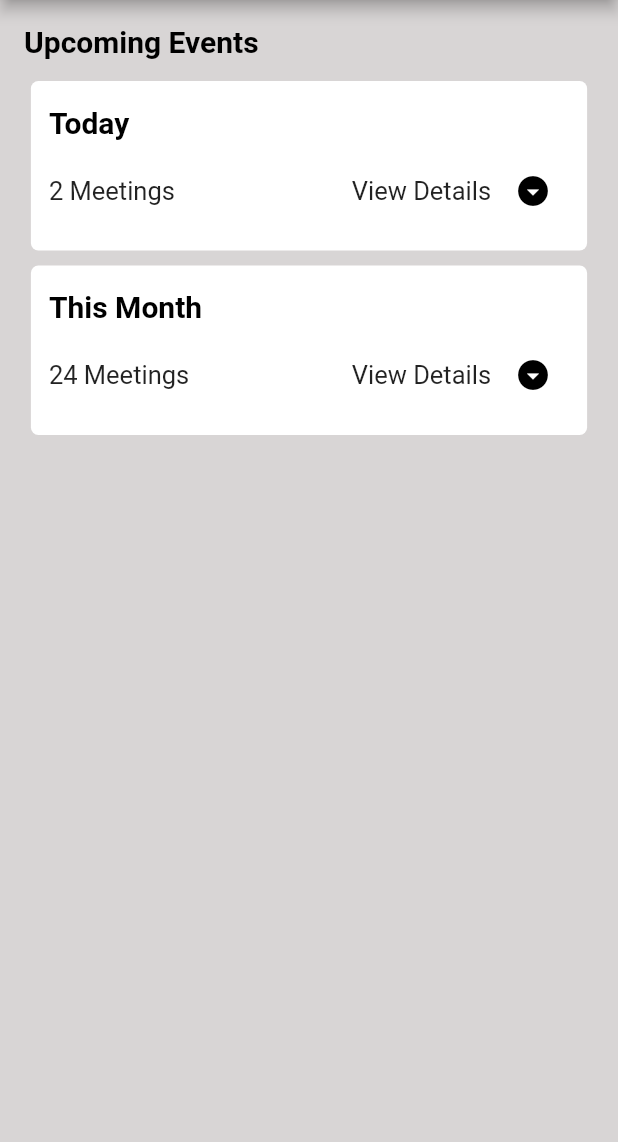
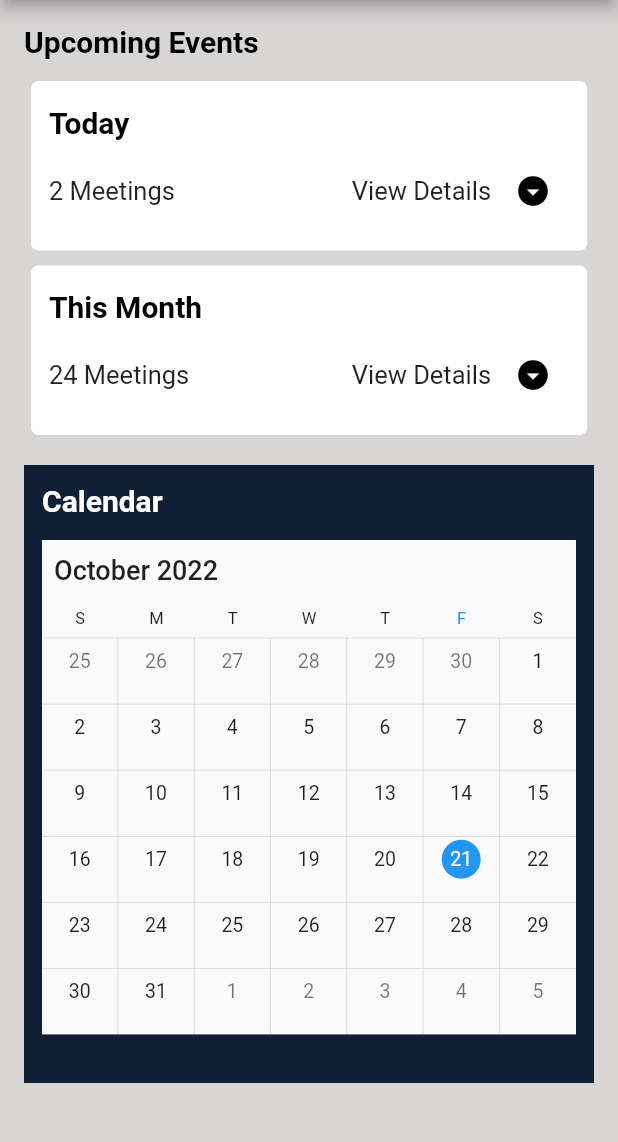
Before and after one commit to Tani21/SriSudha, a Flutter app: the Dashboard_calendar screen opened directly, on a phone screen of 412 x 824 dp, the part 84-1226 px from its top. Run offline on Flutter 3.47's test engine with Material 2 defaults, Android fonts, the phone set to English and light mode, and no system bars; drawn by our look-alikes of syncfusion_flutter_calendar; our stand-ins replace percent_indicator, table_calendar; missing offline and left inert: linear_step_indicator.

Commit message:
dashboard_calendar page created

```diff
--- /dev/null
+++ b/lib/calendar.dart
@@ -0,0 +1,20 @@
+import 'package:flutter/material.dart';
+import 'package:syncfusion_flutter_calendar/calendar.dart';
+
+class Calendar extends StatefulWidget {
+  const Calendar({super.key});
+
+  @override
+  State<Calendar> createState() => _CalendarState();
+}
+
+class _CalendarState extends State<Calendar> {
+  @override
+  Widget build(BuildContext context) {
+    return Scaffold(
+      body: SfCalendar(
+        view: CalendarView.month,
+      ),
+    );
+  }
+}
--- a/lib/dashboard_calendar.dart
+++ b/lib/dashboard_calendar.dart
@@ -1,5 +1,7 @@
+import 'package:app/calendar.dart';
 import 'package:flutter/material.dart';
 import 'package:syncfusion_flutter_calendar/calendar.dart';
+import 'package:table_calendar/table_calendar.dart';
 
 class Dashboard_calendar extends StatefulWidget {
   const Dashboard_calendar({super.key});
@@ -11,7 +13,7 @@ class Dashboard_calendar extends StatefulWidget {
 class _Dashboard_calendarState extends State<Dashboard_calendar> {
 
 
-CalendarController _controller;
+CalendarController _controller = CalendarController();
 
   @override
   void initState() {
@@ -21,6 +23,7 @@ CalendarController _controller;
 
 
   @override
+
   Widget build(BuildContext context) {
 
      var size = MediaQuery.of(context).size;
@@ -54,45 +57,6 @@ CalendarController _controller;
             children: [
               Text('Upcoming Events', style: TextStyle(color: Colors.black, fontSize: 20, fontWeight: FontWeight.bold),),
               SizedBox(height: 15,),
-
-              // Container(
-              //   width: size.width*0.9,
-              //   padding:  EdgeInsets.fromLTRB(16, 20, 16, 20),
-              //   decoration: BoxDecoration(
-              //     color: Colors.white,
-              //   borderRadius: BorderRadius.circular(5),
-              // ),
-              //   child: Column(
-              //           //crossAxisAlignment: CrossAxisAlignment.start,
-              //           //mainAxisAlignment: MainAxisAlignment.spaceBetween,
-              //           children: [
-              //             Text('Today', style: TextStyle(color: Colors.black, fontSize: 20, fontWeight: FontWeight.bold),),
-              //             SizedBox(height: 10,),
-              //             Row(
-              //               mainAxisAlignment: MainAxisAlignment.spaceBetween,
-              //               children: [
-              //                 Text('2 Meetings', style: TextStyle(fontSize: 17),),
-
-              //                 Row(
-              //                   children: [
-              //                     Text('View Details', style: TextStyle(fontSize: 17),),
-              //                     SizedBox(width: 4,),
-              //                     IconButton(
-              //                       onPressed: () {}, icon: Icon(Icons.arrow_drop_down_circle_sharp,
-              //             color: Colors.black,
-              //           ),
-              //                     ),
-
-              //                   ],
-              //                 )
-              //               ],
-              //             )
-              //           ],
-              //         ),
-              // ),
-
-
-
 
               Center(
                 child: Container(
@@ -176,6 +140,34 @@ CalendarController _controller;
                 ),
               ),
 
+
+
+
+
+
+              SizedBox(height: 20,),
+
+
+              Container(
+                padding: EdgeInsets.all(12),
+                color: Color.fromARGB(255, 16, 31, 52),
+                height: size.height*0.5,
+                width: size.width,
+
+                child: Column(
+                  crossAxisAlignment: CrossAxisAlignment.start,
+                  mainAxisAlignment: MainAxisAlignment.start,
+                  children: [
+                    Text('Calendar', style: TextStyle(color: Colors.white, fontWeight: FontWeight.bold, fontSize: 20),),
+                    SizedBox(height: 15,),
+                    Container(
+                    height: size.height*0.4,
+                    width: size.width*0.9,
+                      child: Calendar()),
+                  ],
+                ),
+              ),
+
             ],
 
       ),
--- a/lib/main.dart
+++ b/lib/main.dart
@@ -1,4 +1,6 @@
 import 'package:app/dashboard.dart';
+import 'package:app/dashboard_calendar.dart';
+import 'package:app/dashboard_home.dart';
 import 'package:app/signin_page.dart';
 import 'package:app/signup_page.dart';
 import 'package:flutter/material.dart';
@@ -28,6 +30,8 @@ class _MyAppState extends State<MyApp> {
     'signin': (context) =>  SigninPage(),
     'signup': (context) =>  SignupPage(),
     'dashboard':(context) => Dashboard(),
+    'dashboard_home':(context) => Dashboard_home(),
+    'dashboard_calendar':(context) => Dashboard_calendar(),
   },
     );
   }
--- a/pubspec.yaml
+++ b/pubspec.yaml
@@ -39,6 +39,7 @@ dependencies:
   linear_step_indicator: ^1.0.0+3
   percent_indicator: ^4.2.2
   syncfusion_flutter_calendar: ^20.3.50
+  table_calendar: ^3.0.7
 
 dev_dependencies:
   flutter_test:
```
Also changed, not shown: pubspec.lock.
